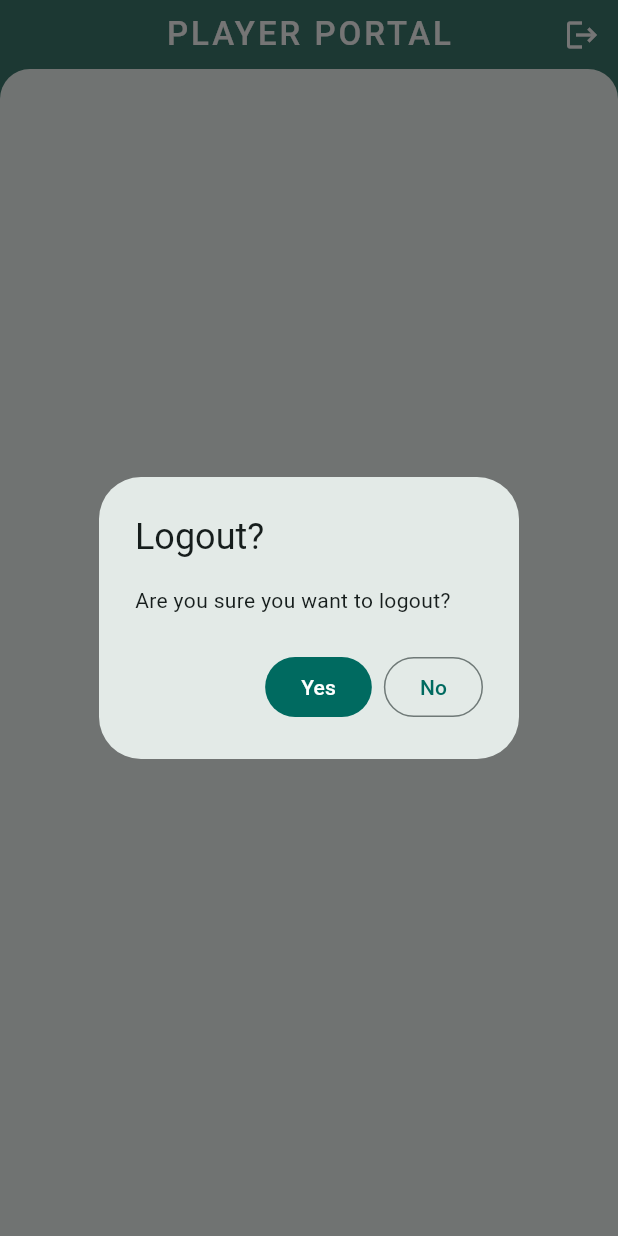
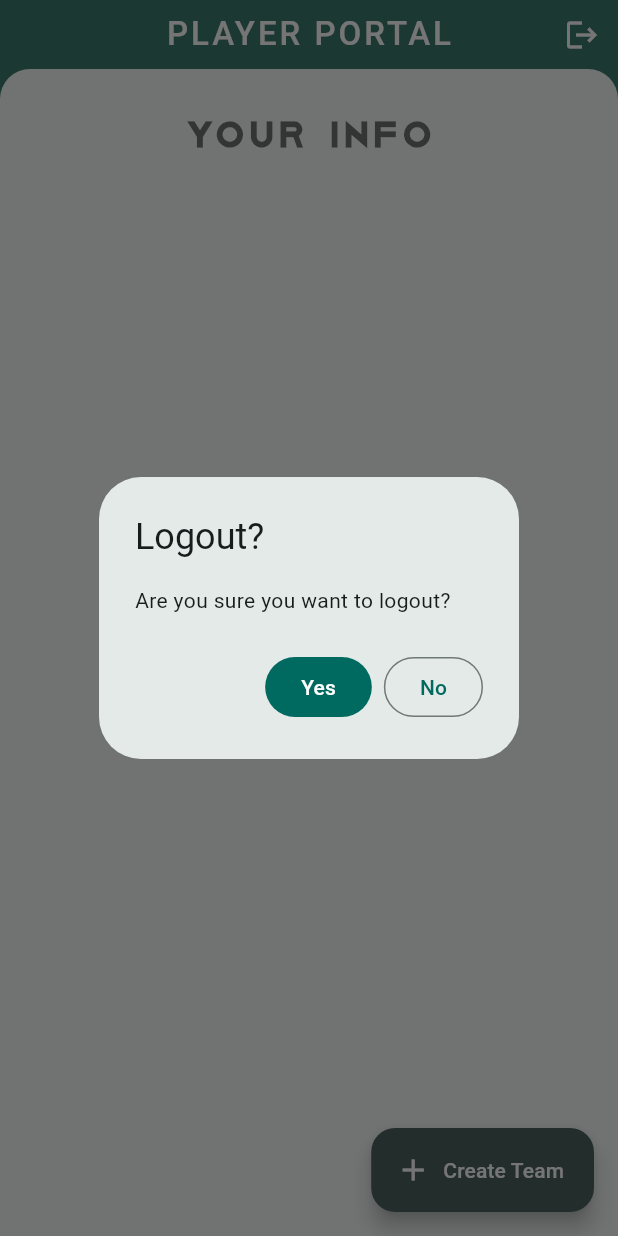
Before and after one commit to shivambhagat79/league_pilot, a Flutter app: the PlayerPage widget shown alone on an empty page, opened directly, after a tap on the "logout" icon, on a phone screen of 412 x 824 dp. Run offline on Flutter 3.47's test engine with Material 3 defaults, Android fonts, the light colour scheme and no system bars; our stand-ins replace cached_network_image, cloud_firestore, firebase_auth, firebase_core, flutter_carousel_widget, flutter_map and 2 more; accounts and stored records are empty.

Commit message:
Minor changes to UI.

```diff
--- a/lib/pages/admin/roles.dart
+++ b/lib/pages/admin/roles.dart
@@ -50,7 +50,7 @@ class _RolesPageState extends State<RolesPage> {
             SizedBox(height: 50),
             ElevatedButton.icon(
               onPressed: () {
-                Navigator.push(
+                Navigator.pushReplacement(
                   context,
                   MaterialPageRoute(
                     builder: (context) => AdminAuthPage(),
@@ -70,7 +70,7 @@ class _RolesPageState extends State<RolesPage> {
             SizedBox(height: 20),
             ElevatedButton.icon(
               onPressed: () async {
-                Navigator.push(
+                Navigator.pushReplacement(
                   context,
                   MaterialPageRoute(
                     builder: (context) => ScorekeeperAuthPage(),
--- a/lib/pages/player/player.dart
+++ b/lib/pages/player/player.dart
@@ -1,5 +1,6 @@
 import 'package:flutter/material.dart';
 import 'package:hunger_games/components/common/custom_scroll_page.dart';
+import 'package:hunger_games/pages/player/create_team.dart';
 import 'package:hunger_games/services/shared_preferences.dart';
 
 class PlayerPage extends StatefulWidget {
@@ -43,7 +44,32 @@ class _PlayerPageState extends State<PlayerPage> {
           ),
         ),
       ],
-      child: Container(),
+      floatingActionButton: FloatingActionButton.extended(
+        onPressed: () {
+          Navigator.of(context).push(
+            MaterialPageRoute(
+              builder: (context) => CreateTeamPage(),
+            ),
+          );
+        },
+        label: Text('Create Team'),
+        icon: Icon(Icons.add),
+        backgroundColor: Theme.of(context).colorScheme.secondary,
+        foregroundColor: Theme.of(context).colorScheme.onSecondary,
+      ),
+      child: Column(
+        children: [
+          Text(
+            "Your Info",
+            style: TextStyle(
+                fontSize: 26,
+                fontWeight: FontWeight.bold,
+                fontFamily: "Overcame",
+                letterSpacing: 5,
+                color: Colors.black54),
+          ),
+        ],
+      ),
     );
   }
 }
```
Also changed, not shown: lib/pages/player/create_team.dart (added, +16 -0 lines).
